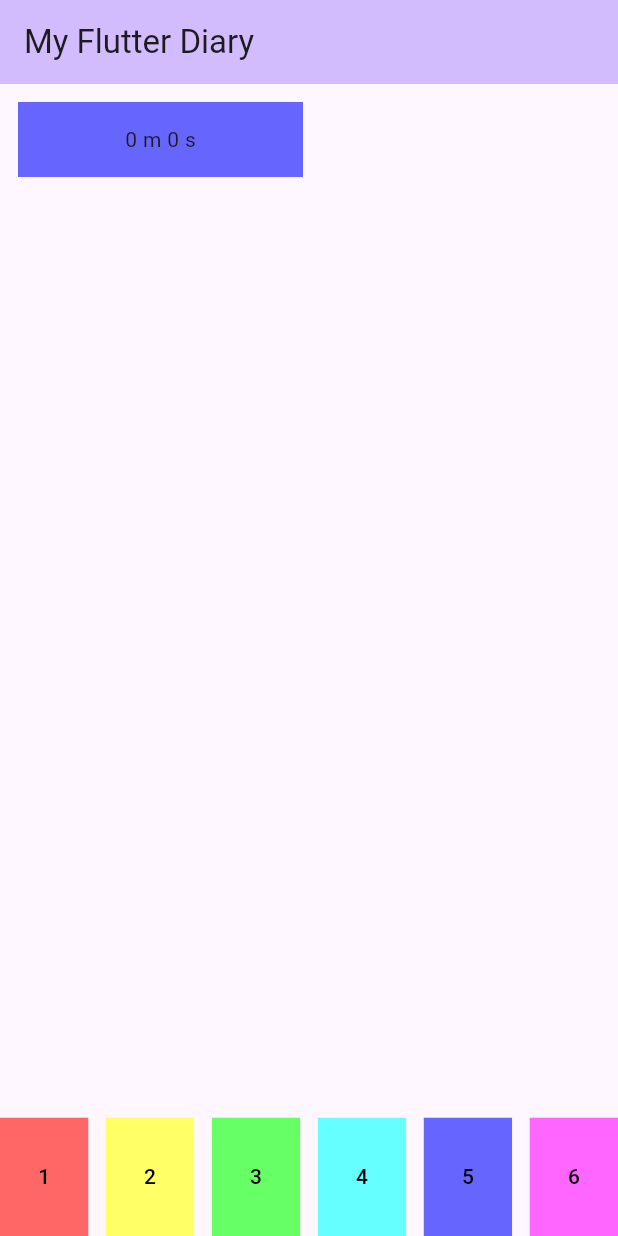
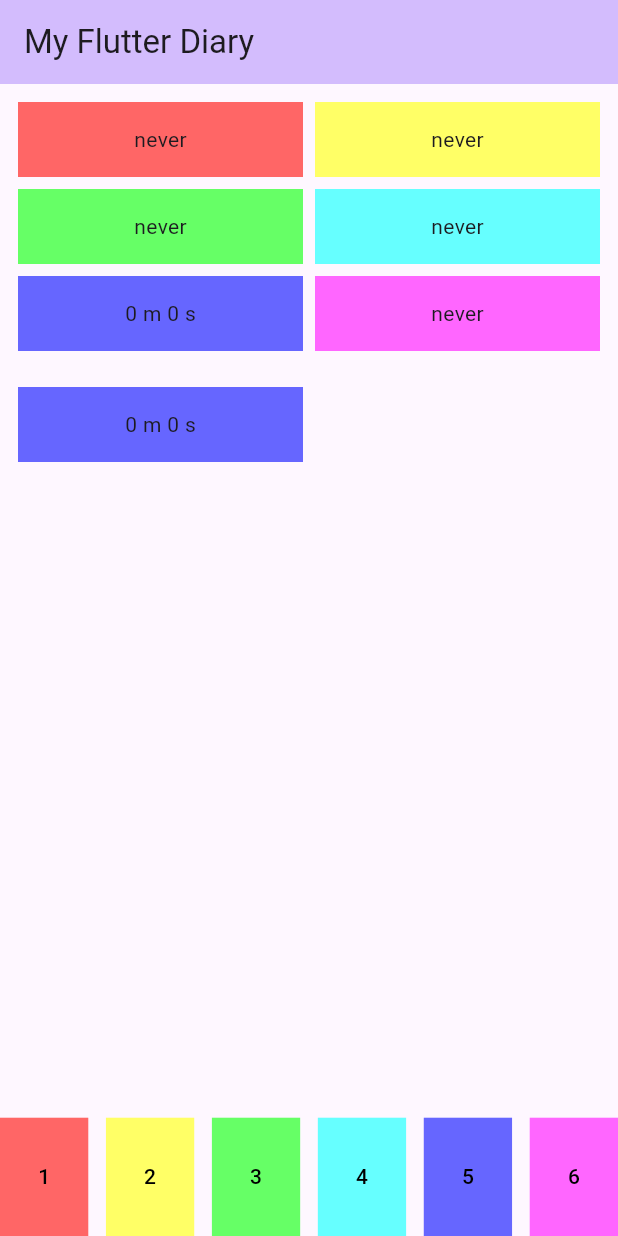
Before and after one commit to tabatsky/my_flutter_diary, a Flutter app: the screen it shows after launch, item 5 of the bottom bar chosen, on a phone screen of 412 x 824 dp. Run offline on Flutter 3.47's test engine with Material 2 defaults, Android fonts, the phone set to English and light mode, and no system bars; our stand-ins replace sqflite; accounts and stored records are empty.

Commit message:
filtering by type implemented

```diff
--- a/lib/main.dart
+++ b/lib/main.dart
@@ -58,7 +58,8 @@ class MyHomePage extends StatefulWidget {
 }
 
 class _MyHomePageState extends State<MyHomePage> {
-  List<EventEntry> _entries = <EventEntry>[];
+  List<EventEntry> _allEntries = <EventEntry>[];
+  int _currentType = -1;
 
   @override
   void initState() {
@@ -70,6 +71,24 @@ class _MyHomePageState extends State<MyHomePage> {
   void dispose() {
     Repository().closeDB();
     super.dispose();
+  }
+
+  List<EventEntry> _getFilteredEntries() => _allEntries.where(
+          (entry) => _currentType == -1 || _currentType == entry.type
+  ).toList();
+
+  List<EventEntry?> _getTopEntries() => List.generate(6, (index) {
+    return _getFilteredEntries().firstWhereOrNull((entry) => entry.type == index + 1);
+  });
+
+  void _setCurrentType(int type) {
+    setState(() {
+      if (_currentType == type) {
+        _currentType = -1;
+      } else {
+        _currentType = type;
+      }
+    });
   }
 
   void _addEntry(int i) async {
@@ -86,13 +105,48 @@ class _MyHomePageState extends State<MyHomePage> {
   void _updateEntries() async {
     var entries = await Repository().getAllEvents();
     setState(() {
-      _entries = entries;
+      _allEntries = entries;
     });
   }
 
   Color _makeColor(int i) => HSVColor
       .fromAHSV(1.0, (i - 1) * 60.0, 0.6, 1.0)
       .toColor();
+
+  Widget _makeTopTable() {
+    var rows = _getTopEntries().slices(2).toList().mapIndexed((indexRow, sublist) {
+      var columns = List<Widget>.generate(2, (indexCol) {
+        var text = sublist[indexCol]?.toStringAgo() ?? 'never';
+        var type = indexRow * 2 + indexCol + 1;
+        var style = (type == _currentType)
+            ? const TextStyle(fontWeight: FontWeight.bold)
+            : const TextStyle(fontWeight: FontWeight.normal);
+        return Padding(
+          padding: const EdgeInsets.all(4),
+          child: GestureDetector(
+            onTap: () {
+              _setCurrentType(type);
+            },
+            child: Container(
+              height: 50,
+              color: _makeColor(type),
+              child: Center(
+                child: Text(
+                  text,
+                  style: style,
+                ),
+              ),
+            ),
+          ),
+        );
+      });
+      return TableRow(children: columns);
+    }).toList();
+    return Padding(
+      padding: const EdgeInsets.all(8),
+      child: Table(children: rows),
+    );
+  }
 
   List<Widget> _makeRow(double W) {
     double A = W / 7;
@@ -129,9 +183,9 @@ class _MyHomePageState extends State<MyHomePage> {
 
   ListView _makeListView(BuildContext context) => ListView.builder(
       padding: const EdgeInsets.all(8),
-      itemCount: (_entries.length / 2).ceil(),
+      itemCount: (_getFilteredEntries().length / 2).ceil(),
       itemBuilder: (BuildContext context, int index) {
-        var sublist = _entries.slices(2).toList()[index];
+        var sublist = _getFilteredEntries().slices(2).toList()[index];
         return Row(
           children: [
             Flexible(
@@ -151,8 +205,7 @@ class _MyHomePageState extends State<MyHomePage> {
                 ),
               ),
             ),
-            sublist.length > 1
-                ? Flexible(
+            (sublist.length > 1) ? Flexible(
               child: Padding(
                 padding: const EdgeInsets.all(4),
                 child: GestureDetector(
@@ -168,8 +221,7 @@ class _MyHomePageState extends State<MyHomePage> {
                   ),
                 ),
               ),
-            )
-                : const Spacer()
+            ) : const Spacer()
           ],
         );
       }
@@ -245,6 +297,7 @@ class _MyHomePageState extends State<MyHomePage> {
           // wireframe for each widget.
           mainAxisAlignment: MainAxisAlignment.center,
           children: <Widget>[
+            _makeTopTable(),
             Flexible(child: _makeListView(context)),
             Row(
                 mainAxisAlignment: MainAxisAlignment.spaceBetween,
--- a/pubspec.yaml
+++ b/pubspec.yaml
@@ -35,7 +35,7 @@ dependencies:
   # The following adds the Cupertino Icons font to your application.
   # Use with the CupertinoIcons class for iOS style icons.
   cupertino_icons: ^1.0.2
-  collection: ^1.17.1
+  collection: ^1.17.2
   sqflite: ^2.3.0
 
 dev_dependencies:
```
Also changed, not shown: pubspec.lock, 2 other files.
